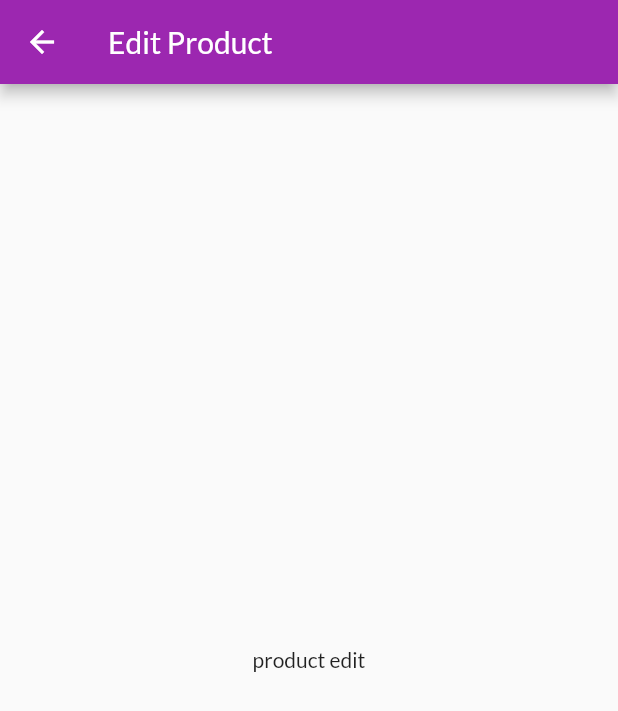
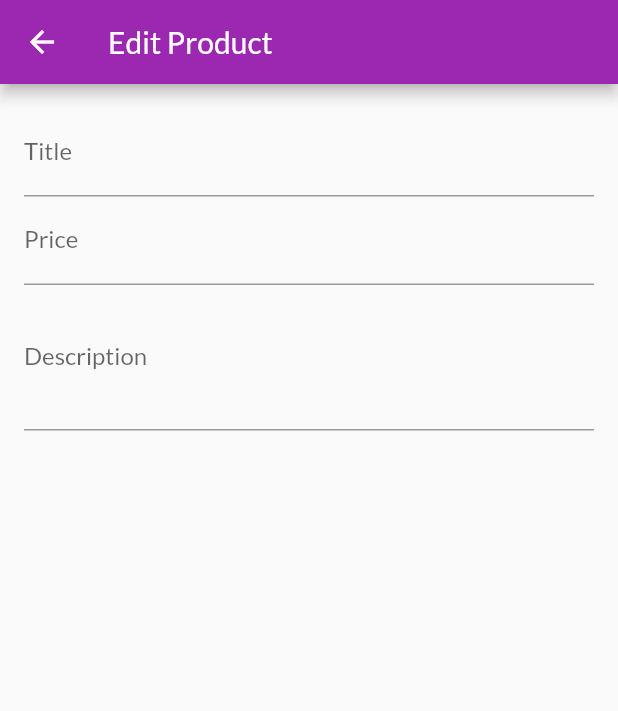
Before and after one commit to walid-yahia-mahammed/shop_app, a Flutter app: the EditProductScreen screen opened directly, on a phone screen of 412 x 824 dp. Shown: the top 711 px of the screen. Run offline on Flutter 3.47's test engine with Material 2 defaults, Android fonts, the phone set to English and light mode, and no system bars; network calls fail.

Commit message:
product title price description inputs

```diff
--- a/lib/main.dart
+++ b/lib/main.dart
@@ -1,6 +1,7 @@
 //packages
 import 'package:flutter/material.dart';
 import 'package:provider/provider.dart';
+import 'package:shop_app/screens/edit_product_screen.dart';
 
 //screens
 import './screens/product_details_screen.dart';
@@ -44,6 +45,7 @@ class MyApp extends StatelessWidget {
           CartScreen.routeName: (ctx) => CartScreen(),
           OrdersScreen.routeName: (ctx) => OrdersScreen(),
           UserProductsScreen.routeName: (ctx) => UserProductsScreen(),
+          EditProductScreen.routeName: (ctx) => EditProductScreen(),
         },
       ),
     );
--- a/lib/screens/edit_product_screen.dart
+++ b/lib/screens/edit_product_screen.dart
@@ -1,19 +1,59 @@
 import 'package:flutter/material.dart';
 
 class EditProductScreen extends StatefulWidget {
+  static const routeName = '/editProduct';
   @override
   State<EditProductScreen> createState() => _EditProductScreenState();
 }
 
 class _EditProductScreenState extends State<EditProductScreen> {
+  final _priceFocusNode = FocusNode();
+  final _descriptionFocusNode = FocusNode();
+
+  @override
+  void dispose() {
+    _priceFocusNode.dispose();
+    _descriptionFocusNode.dispose();
+
+    super.dispose();
+  }
+
   @override
   Widget build(BuildContext context) {
     return Scaffold(
       appBar: AppBar(
         title: Text('Edit Product'),
       ),
-      body: Center(
-        child: Text('product edit'),
+      body: Padding(
+        padding: const EdgeInsets.all(16),
+        child: Form(
+          child: ListView(
+            children: [
+              TextFormField(
+                decoration: InputDecoration(labelText: 'Title'),
+                textInputAction: TextInputAction.next,
+                onFieldSubmitted: (_) {
+                  FocusScope.of(context).requestFocus(_priceFocusNode);
+                },
+              ),
+              TextFormField(
+                decoration: InputDecoration(labelText: 'Price'),
+                textInputAction: TextInputAction.next,
+                keyboardType: TextInputType.number,
+                focusNode: _priceFocusNode,
+                onFieldSubmitted: (_) {
+                  FocusScope.of(context).requestFocus(_descriptionFocusNode);
+                },
+              ),
+              TextFormField(
+                decoration: InputDecoration(labelText: 'Description'),
+                maxLines: 3,
+                focusNode: _descriptionFocusNode,
+                keyboardType: TextInputType.multiline,
+              ),
+            ],
+          ),
+        ),
       ),
     );
   }
--- a/lib/widgets/user_product_item.dart
+++ b/lib/widgets/user_product_item.dart
@@ -1,4 +1,5 @@
 import 'package:flutter/material.dart';
+import 'package:shop_app/screens/edit_product_screen.dart';
 
 class UserProductItem extends StatelessWidget {
   final String title;
@@ -18,7 +19,9 @@ class UserProductItem extends StatelessWidget {
         child: Row(
           children: [
             IconButton(
-              onPressed: () {},
+              onPressed: () {
+                Navigator.of(context).pushNamed(EditProductScreen.routeName);
+              },
               icon: Icon(Icons.edit),
               color: Theme.of(context).primaryColor,
             ),
```
